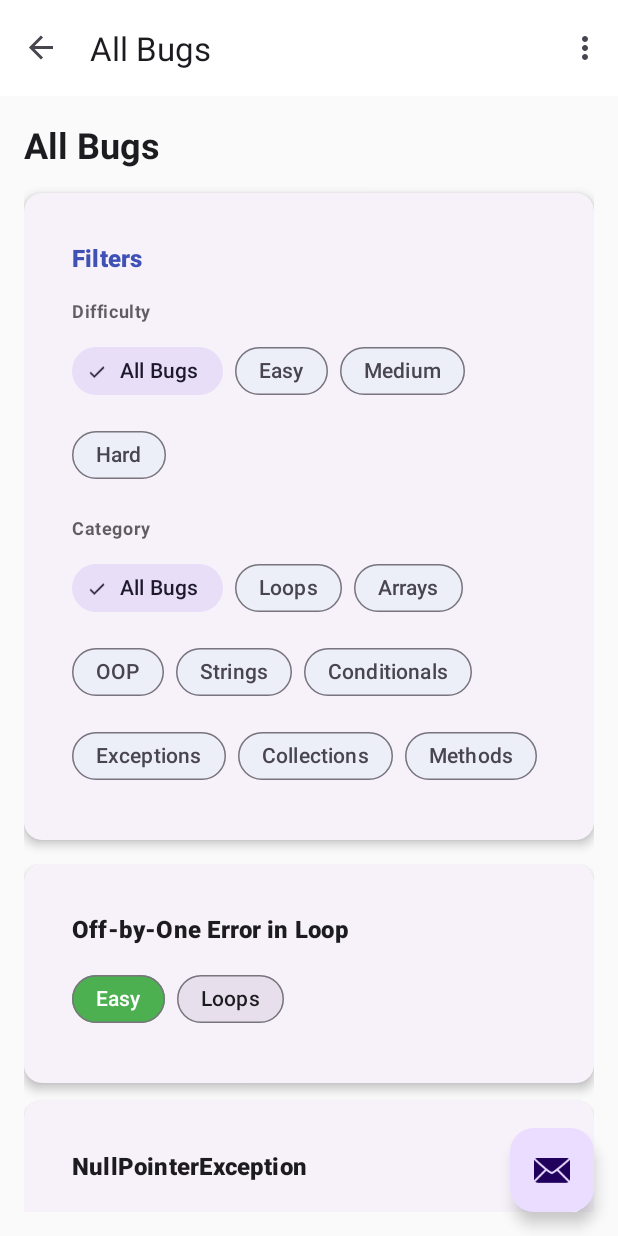
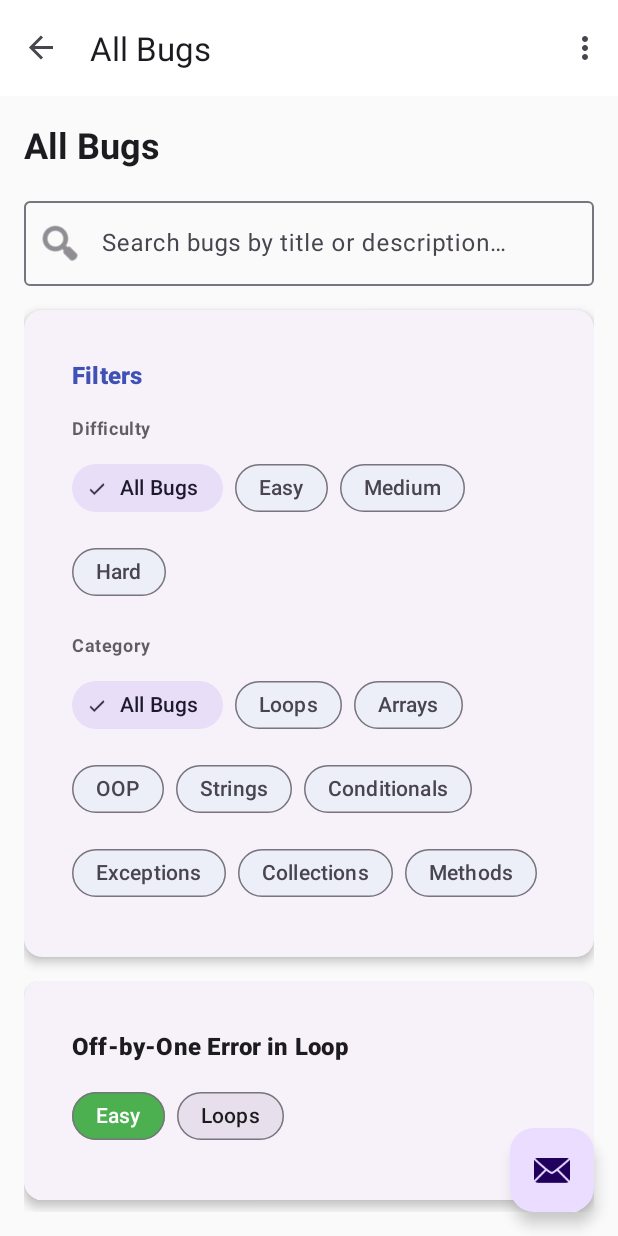
Before and after one commit to hamdanyasser/DebugAppProject, an Android app: the BugListFragment screen opened through its navigation route, on a phone screen of 412 x 824 dp. Run offline under Robolectric (Android 15) with nearby library versions, the phone set to English and light mode, and no system bars; our stand-ins replace Room's generated code, navigation-ui.

Commit message:
Part 5: Add search functionality to Bug List
Allows users to search bugs by title or description.

Changes:
- BugListViewModel: Added searchQuery field and search filtering logic
- Bug List Layout: Added Material TextInputLayout search bar with search icon
- Search is case-insensitive and matches against title and description
- Combines seamlessly with existing difficulty and category filters
- Clear text button for easy search reset

Search updates in real-time as user types.
Works with all existing filter combinations.

```diff
--- a/app/src/main/java/com/example/debugappproject/ui/buglist/BugListViewModel.java
+++ b/app/src/main/java/com/example/debugappproject/ui/buglist/BugListViewModel.java
@@ -18,6 +18,7 @@ import java.util.List;
 /**
  * ViewModel for BugListFragment.
  * Manages bug list and filtering logic.
+ * Supports search by title and description (Part 5).
  */
 public class BugListViewModel extends AndroidViewModel {
 
@@ -25,6 +26,7 @@ public class BugListViewModel extends AndroidViewModel {
     private final LiveData<List<Bug>> allBugs;
     private final MutableLiveData<String> selectedDifficulty;
     private final MutableLiveData<String> selectedCategory;
+    private final MutableLiveData<String> searchQuery;  // NEW: Part 5
     private final LiveData<List<Bug>> filteredBugs;
 
     public BugListViewModel(@NonNull Application application) {
@@ -35,31 +37,42 @@ public class BugListViewModel extends AndroidViewModel {
         // Initialize filters
         selectedDifficulty = new MutableLiveData<>(Constants.DIFFICULTY_ALL);
         selectedCategory = new MutableLiveData<>(Constants.CATEGORY_ALL);
+        searchQuery = new MutableLiveData<>("");  // NEW: Part 5
 
-        // Create filtered bugs LiveData based on selected filters
+        // Create filtered bugs LiveData based on selected filters AND search query
         filteredBugs = Transformations.switchMap(selectedDifficulty, difficulty ->
             Transformations.switchMap(selectedCategory, category ->
-                Transformations.map(allBugs, bugs -> filterBugs(bugs, difficulty, category))
+                Transformations.switchMap(searchQuery, query ->
+                    Transformations.map(allBugs, bugs -> filterBugs(bugs, difficulty, category, query))
+                )
             )
         );
     }
 
     /**
-     * Filter bugs based on difficulty and category.
+     * Filter bugs based on difficulty, category, and search query.
+     * Search matches against bug title and description (case-insensitive).
      */
-    private List<Bug> filterBugs(List<Bug> bugs, String difficulty, String category) {
+    private List<Bug> filterBugs(List<Bug> bugs, String difficulty, String category, String query) {
         if (bugs == null) {
             return new ArrayList<>();
         }
 
         List<Bug> filtered = new ArrayList<>();
+        String lowerQuery = (query != null) ? query.toLowerCase().trim() : "";
+
         for (Bug bug : bugs) {
             boolean matchesDifficulty = difficulty.equals(Constants.DIFFICULTY_ALL) ||
                                        bug.getDifficulty().equals(difficulty);
             boolean matchesCategory = category.equals(Constants.CATEGORY_ALL) ||
                                      bug.getCategory().equals(category);
 
-            if (matchesDifficulty && matchesCategory) {
+            // Search filter: check if title or description contains query
+            boolean matchesSearch = lowerQuery.isEmpty() ||
+                                   bug.getTitle().toLowerCase().contains(lowerQuery) ||
+                                   bug.getDescription().toLowerCase().contains(lowerQuery);
+
+            if (matchesDifficulty && matchesCategory && matchesSearch) {
                 filtered.add(bug);
             }
         }
@@ -85,4 +98,13 @@ public class BugListViewModel extends AndroidViewModel {
     public LiveData<String> getSelectedCategory() {
         return selectedCategory;
     }
+
+    // NEW: Search methods (Part 5)
+    public void setSearchQuery(String query) {
+        searchQuery.setValue(query != null ? query : "");
+    }
+
+    public LiveData<String> getSearchQuery() {
+        return searchQuery;
+    }
 }
--- a/app/src/main/res/layout/fragment_bug_list.xml
+++ b/app/src/main/res/layout/fragment_bug_list.xml
@@ -17,6 +17,29 @@
         app:layout_constraintStart_toStartOf="parent"
         app:layout_constraintTop_toTopOf="parent" />
 
+    <!-- Search Bar -->
+    <com.google.android.material.textfield.TextInputLayout
+        android:id="@+id/search_layout"
+        style="@style/Widget.Material3.TextInputLayout.OutlinedBox"
+        android:layout_width="match_parent"
+        android:layout_height="wrap_content"
+        android:layout_marginTop="@dimen/spacing_medium"
+        android:hint="@string/search_bugs"
+        app:startIconDrawable="@android:drawable/ic_menu_search"
+        app:endIconMode="clear_text"
+        app:layout_constraintTop_toBottomOf="@id/text_header"
+        app:layout_constraintStart_toStartOf="parent"
+        app:layout_constraintEnd_toEndOf="parent">
+
+        <com.google.android.material.textfield.TextInputEditText
+            android:id="@+id/edit_search"
+            android:layout_width="match_parent"
+            android:layout_height="wrap_content"
+            android:inputType="text"
+            android:maxLines="1"
+            android:imeOptions="actionSearch" />
+    </com.google.android.material.textfield.TextInputLayout>
+
     <!-- Filters Card -->
     <com.google.android.material.card.MaterialCardView
         android:id="@+id/card_filters"
@@ -27,7 +50,7 @@
         app:cardCornerRadius="@dimen/card_corner_radius"
         app:layout_constraintEnd_toEndOf="parent"
         app:layout_constraintStart_toStartOf="parent"
-        app:layout_constraintTop_toBottomOf="@id/text_header">
+        app:layout_constraintTop_toBottomOf="@id/search_layout">
 
         <LinearLayout
             android:layout_width="match_parent"
--- a/app/src/main/res/values/strings.xml
+++ b/app/src/main/res/values/strings.xml
@@ -23,10 +23,12 @@
     <string name="view_my_progress">View My Progress</string>
 
     <!-- Bug List Screen -->
+    <string name="search_bugs">Search bugs by title or description…</string>
     <string name="filters">Filters</string>
     <string name="difficulty">Difficulty</string>
     <string name="category">Category</string>
     <string name="no_bugs_found">No bugs found with selected filters</string>
+    <string name="no_bugs_match_search">No bugs match your search. Try clearing filters.</string>
 
     <!-- Bug Detail Screen -->
     <string name="description">Description</string>
```
